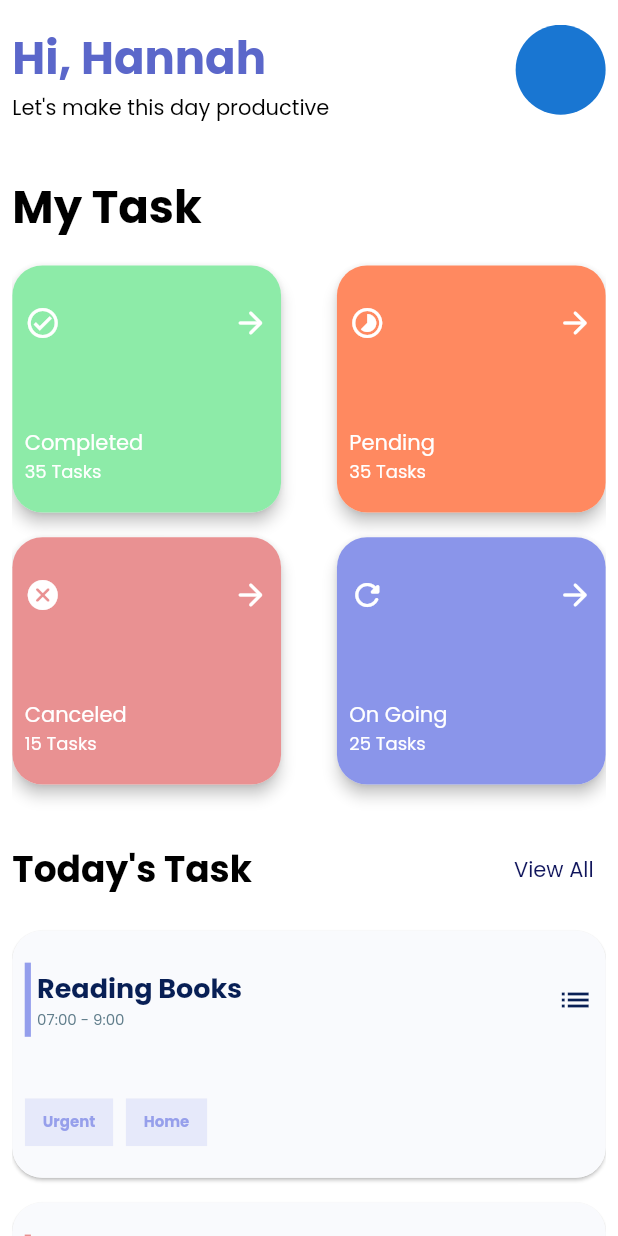
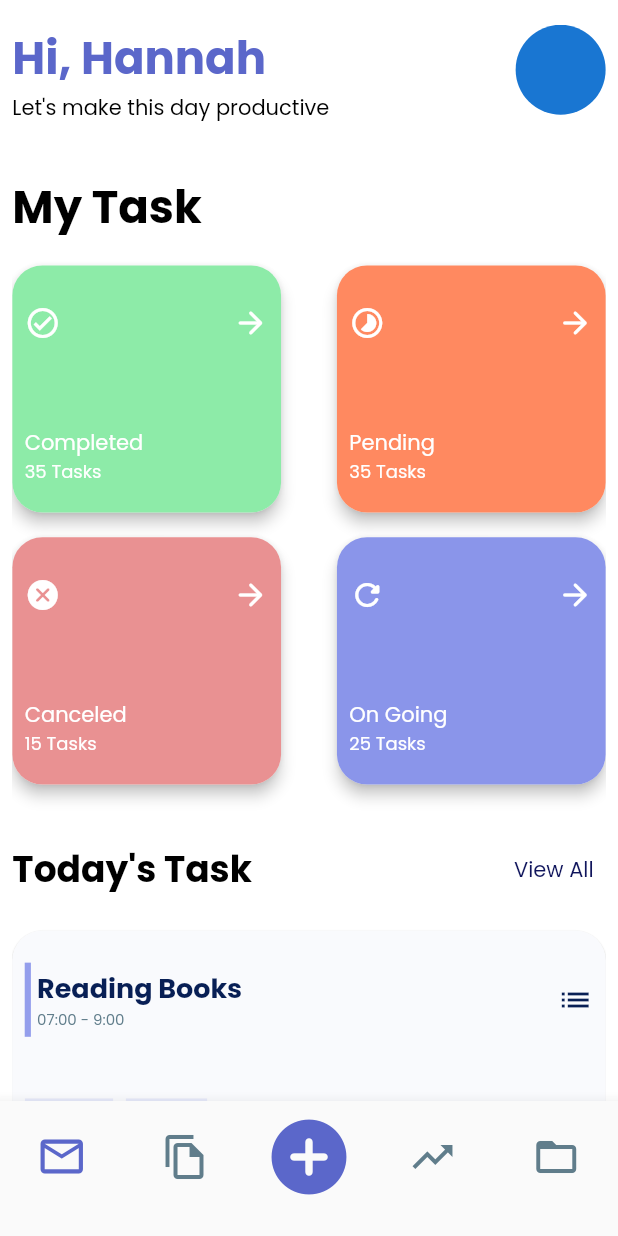
Before and after one commit to handuah/dailyTasks-UI, a Flutter app: the HomePage screen opened by its route, on a phone screen of 412 x 824 dp. Run offline on Flutter 3.47's test engine with Material 2 defaults, Android fonts, the phone set to English and light mode, and no system bars; our stand-ins replace google_fonts, hexcolor, sizer.

Commit message:
added Bottom Navigation Bar and icons

```diff
--- a/lib/homePage.dart
+++ b/lib/homePage.dart
@@ -524,6 +524,85 @@ class _HomePageState extends State<HomePage> {
         ),
       ),
       // ),
+      bottomNavigationBar: BottomNavigationBar(
+        selectedLabelStyle: TextStyle(
+          color: HexColor("#22325f"),
+          fontSize: 14.0,
+        ),
+        selectedItemColor: HexColor("#22325f"),
+        showSelectedLabels: true,
+        type: BottomNavigationBarType.fixed,
+        // currentIndex: _selectedIndex,
+        // onTap: _onTappedItem,
+        items: [
+          BottomNavigationBarItem(
+            // backgroundColor: Colors.red,
+            icon: Icon(
+              Icons.mail_outlined,
+              color: Colors.blueGrey,
+              size: 32.0,
+            ),
+            label: '',
+            // title: Text('Dashboard'),
+            activeIcon: Icon(
+              Icons.mail_outlined,
+              color: HexColor("#5B67CA"),
+              size: 34.0,
+            ),
+          ),
+          BottomNavigationBarItem(
+            icon: Icon(
+              Icons.file_copy_outlined,
+              color: Colors.blueGrey,
+              size: 32.0,
+            ),
+            label: '',
+            activeIcon: Icon(
+              Icons.file_copy_outlined,
+              color: HexColor("#5B67CA"),
+              size: 34.0,
+            ),
+          ),
+          BottomNavigationBarItem(
+            icon: Icon(
+              Icons.add_circle_rounded,
+              size: 60.0,
+              color: HexColor("#5B67CA"),
+            ),
+            label: '',
+            activeIcon: Icon(
+              Icons.add_circle_rounded,
+              color: HexColor("#22325f"),
+            ),
+          ),
+          BottomNavigationBarItem(
+            icon: Icon(
+              Icons.trending_up_outlined,
+              color: Colors.blueGrey,
+              size: 32.0,
+            ),
+            label: '',
+            activeIcon: Icon(
+              Icons.trending_up_outlined,
+              color: HexColor("#5B67CA"),
+              size: 34.0,
+            ),
+          ),
+          BottomNavigationBarItem(
+            icon: Icon(
+              Icons.folder_open_outlined,
+              color: Colors.blueGrey,
+              size: 32.0,
+            ),
+            label: '',
+            activeIcon: Icon(
+              Icons.folder_open_outlined,
+              color: HexColor("#5B67CA"),
+              size: 34.0,
+            ),
+          ),
+        ],
+      ),
     );
   }
 }
```
